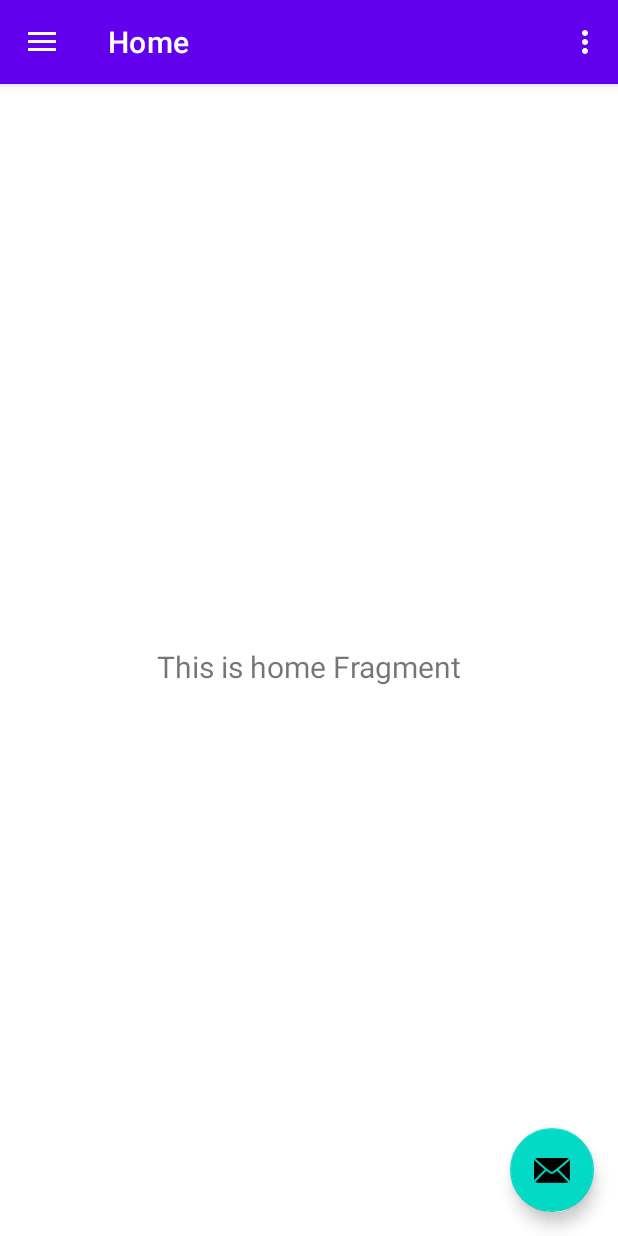
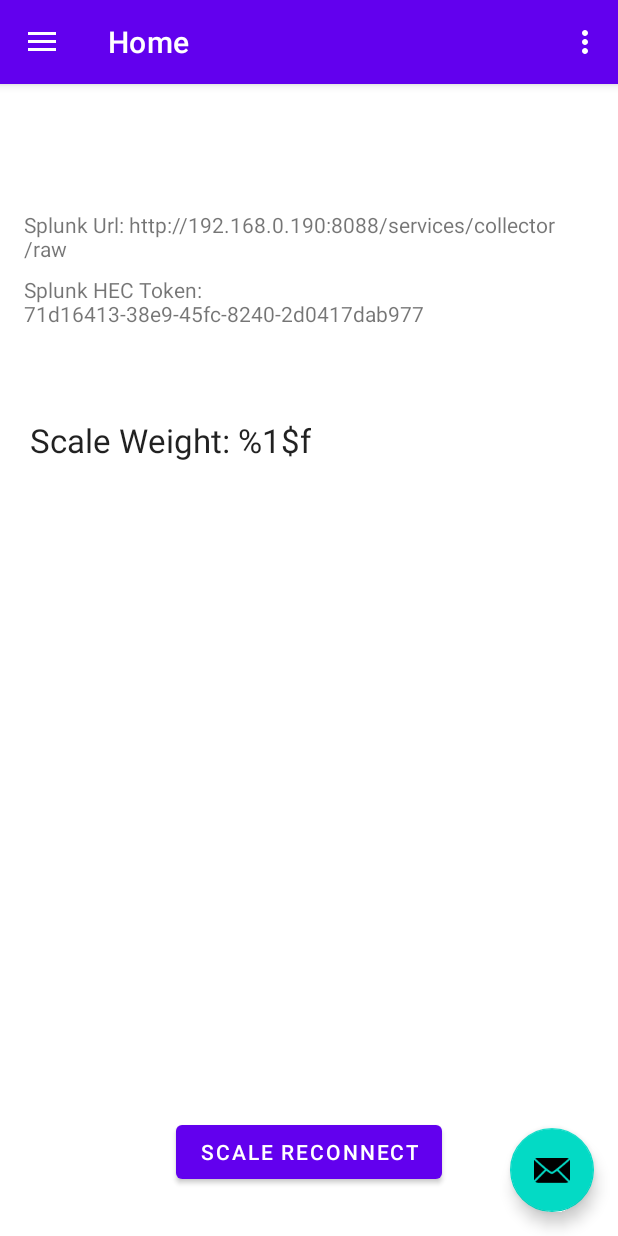
Before and after one commit to androchentw/SplunkCafe, an Android app: the screen it shows after launch (MainActivity), on a phone screen of 412 x 824 dp. Run offline under Robolectric (Android 15) with nearby library versions, the phone set to English and light mode, and no system bars; our stand-ins replace Timber, navigation-ui; libraries missing offline, so code that uses them is left out: androidx.multidex, com.atomax.android; 4 statements that could not run were skipped.

Commit message:
feat: Add scale weight display at HomeFragment

```diff
--- a/app/src/main/java/tw/androchen/splunkcafe/ui/home/HomeFragment.kt
+++ b/app/src/main/java/tw/androchen/splunkcafe/ui/home/HomeFragment.kt
@@ -1,31 +1,53 @@
 package tw.androchen.splunkcafe.ui.home
 
+import android.app.ProgressDialog
 import android.os.Bundle
 import android.view.LayoutInflater
 import android.view.View
 import android.view.ViewGroup
+import android.widget.Button
 import android.widget.TextView
 import androidx.fragment.app.Fragment
 import androidx.lifecycle.Observer
 import androidx.lifecycle.ViewModelProvider
 import tw.androchen.splunkcafe.R
+import tw.androchen.splunkcafe.util.Scale
+import tw.androchen.splunkcafe.util.SplunkHEC
 
 class HomeFragment : Fragment() {
 
-    private lateinit var homeViewModel: HomeViewModel
+    private lateinit var scaleViewModel: ScaleViewModel
 
     override fun onCreateView(
             inflater: LayoutInflater,
             container: ViewGroup?,
             savedInstanceState: Bundle?
     ): View? {
-        homeViewModel =
-                ViewModelProvider(this).get(HomeViewModel::class.java)
+        scaleViewModel =
+                ViewModelProvider(this).get(ScaleViewModel::class.java)
         val root = inflater.inflate(R.layout.fragment_home, container, false)
-        val textView: TextView = root.findViewById(R.id.text_home)
-        homeViewModel.text.observe(viewLifecycleOwner, Observer {
-            textView.text = it
-        })
+        val tvUrl: TextView = root.findViewById(R.id.tv_url)
+        val tvToken: TextView = root.findViewById(R.id.tv_token)
+        val tvWeight: TextView = root.findViewById(R.id.tv_weight)
+        val btnScaleReconnect: Button = root.findViewById(R.id.btn_scale_reconnect)
+
+        tvUrl.text = resources.getString(R.string.tv_splunk_url, SplunkHEC.url)
+        tvToken.text = resources.getString(R.string.tv_splunk_token, SplunkHEC.token)
+
+        btnScaleReconnect.setOnClickListener {
+            val dialog = ProgressDialog.show(
+                activity, "",
+                "Scale Connecting. Please wait...", true
+            )
+            Scale.resume()
+            dialog.show()
+            scaleViewModel.callScaleInfo().observe(viewLifecycleOwner, Observer {
+                tvWeight.text = resources.getString(R.string.tv_scale_weight, it)
+                dialog.dismiss()
+            })
+        }
+
+
         return root
     }
 }
--- a/app/src/main/java/tw/androchen/splunkcafe/ui/home/HomeViewModel.kt
+++ /dev/null
@@ -1,13 +0,0 @@
-package tw.androchen.splunkcafe.ui.home
-
-import androidx.lifecycle.LiveData
-import androidx.lifecycle.MutableLiveData
-import androidx.lifecycle.ViewModel
-
-class HomeViewModel : ViewModel() {
-
-    private val _text = MutableLiveData<String>().apply {
-        value = "This is home Fragment"
-    }
-    val text: LiveData<String> = _text
-}
--- /dev/null
+++ b/app/src/main/java/tw/androchen/splunkcafe/ui/home/ScaleViewModel.kt
@@ -0,0 +1,20 @@
+package tw.androchen.splunkcafe.ui.home
+
+import androidx.lifecycle.LiveData
+import androidx.lifecycle.MutableLiveData
+import androidx.lifecycle.ViewModel
+import tw.androchen.splunkcafe.util.Scale
+
+class ScaleViewModel : ViewModel() {
+
+    private var scaleLiveData = MutableLiveData<Float>()
+
+    fun callScaleInfo():LiveData<Float> {
+        Scale.register(object : Scale.OnWeightUpdateEvent {
+            override fun onUpdate(weight: Float) {
+                scaleLiveData.postValue(weight)
+            }
+        })
+        return scaleLiveData
+    }
+}
--- a/app/src/main/java/tw/androchen/splunkcafe/util/Scale.kt
+++ b/app/src/main/java/tw/androchen/splunkcafe/util/Scale.kt
@@ -9,8 +9,23 @@ import java.time.ZoneId
 import java.time.format.DateTimeFormatter
 import kotlin.math.abs
 
-class Scale private constructor() {
+class Scale {
+
+    interface OnWeightUpdateEvent {
+        fun onUpdate(weight: Float)
+    }
+
     companion object {
+        private var mOnWeightUpdateEvent: OnWeightUpdateEvent = object : OnWeightUpdateEvent {
+            override fun onUpdate(weight: Float) {
+                AnLog.dn("$weight")
+            }
+        }
+
+        fun register(event: OnWeightUpdateEvent) {
+            mOnWeightUpdateEvent = event
+        }
+
         @SuppressLint("StaticFieldLeak")
         private lateinit var skaleHelper : SkaleHelper
         const val REQUEST_BT_PERMISSION = 9999
@@ -35,10 +50,9 @@ class Scale private constructor() {
                     // invoked when weight value notified from skale
                     // unit of gram.
                     val df = DecimalFormat("#.#")
-                    var weight = df.format(weight).toFloat()
-                    if (!isJitter(latestWeight, weight)) {
-                        latestWeight = weight
-                        sendEvent(weight)
+                    val w = df.format(weight).toFloat()
+                    if (!isJitter(latestWeight, w)) {
+                        sendEvent(w)
                     };
                 }
 
@@ -99,6 +113,7 @@ class Scale private constructor() {
         }
 
         private fun setScaleSessionId() {
+            sendEvent(0.0f)
             scaleSessionId = DateTimeFormatter.ofPattern("yyyy-MM-dd'T'HH:mm:ssZ")
                 .withZone(ZoneId.systemDefault())
                 .format(Instant.now())
@@ -106,6 +121,10 @@ class Scale private constructor() {
 
         private fun resetScaleSessionId() {
             scaleSessionId = "NA"
+        }
+
+        fun getWeight(): Float {
+            return latestWeight;
         }
 
         fun resume() {
@@ -120,6 +139,8 @@ class Scale private constructor() {
         }
 
         private fun sendEvent(weight: Float) {
+            latestWeight = weight
+            mOnWeightUpdateEvent.onUpdate(weight)
             val body = SplunkHEC.getMetaBody()
             body.put("id", getScaleId())
             body.put("weight", weight)
--- a/app/src/main/java/tw/androchen/splunkcafe/util/SplunkHEC.kt
+++ b/app/src/main/java/tw/androchen/splunkcafe/util/SplunkHEC.kt
@@ -13,8 +13,8 @@ class SplunkHEC {
     companion object {
         // private const val host = "http://10.0.2.2"       // emulator localhost
         private const val host = "http://192.168.0.190"     // smartphone localhost
-        private const val url = "$host:8088/services/collector/raw"
-        private const val token = "71d16413-38e9-45fc-8240-2d0417dab977"
+        const val url = "$host:8088/services/collector/raw"
+        const val token = "71d16413-38e9-45fc-8240-2d0417dab977"
 
         fun getMetaBody(): JSONObject {
             val body = JSONObject()
--- a/app/src/main/res/layout/fragment_home.xml
+++ b/app/src/main/res/layout/fragment_home.xml
@@ -4,19 +4,47 @@
     xmlns:tools="http://schemas.android.com/tools"
     android:layout_width="match_parent"
     android:layout_height="match_parent"
+    android:padding="16dp"
     tools:context=".ui.home.HomeFragment">
 
     <TextView
-        android:id="@+id/text_home"
-        android:layout_width="match_parent"
+        android:id="@+id/tv_url"
+        android:layout_width="wrap_content"
         android:layout_height="wrap_content"
-        android:layout_marginStart="8dp"
+        android:layout_marginTop="68dp"
+        android:text="@string/tv_splunk_url"
+        app:layout_constraintEnd_toEndOf="parent"
+        app:layout_constraintHorizontal_bias="0.0"
+        app:layout_constraintStart_toStartOf="parent"
+        app:layout_constraintTop_toTopOf="parent" />
+
+    <TextView
+        android:id="@+id/tv_token"
+        android:layout_width="wrap_content"
+        android:layout_height="wrap_content"
         android:layout_marginTop="8dp"
-        android:layout_marginEnd="8dp"
-        android:textAlignment="center"
-        android:textSize="20sp"
+        android:text="@string/tv_splunk_token"
+        app:layout_constraintStart_toStartOf="parent"
+        app:layout_constraintTop_toBottomOf="@+id/tv_url" />
+
+    <TextView
+        android:id="@+id/tv_weight"
+        android:layout_width="wrap_content"
+        android:layout_height="wrap_content"
+        android:layout_marginStart="4dp"
+        android:layout_marginTop="60dp"
+        android:text="@string/tv_scale_weight"
+        android:textAppearance="@style/TextAppearance.AppCompat.Large"
+        app:layout_constraintStart_toStartOf="parent"
+        app:layout_constraintTop_toBottomOf="@+id/tv_token" />
+
+    <Button
+        android:id="@+id/btn_scale_reconnect"
+        android:layout_width="wrap_content"
+        android:layout_height="wrap_content"
+        android:layout_marginBottom="16dp"
+        android:text="@string/btn_scale_reconnect"
         app:layout_constraintBottom_toBottomOf="parent"
         app:layout_constraintEnd_toEndOf="parent"
-        app:layout_constraintStart_toStartOf="parent"
-        app:layout_constraintTop_toTopOf="parent" />
+        app:layout_constraintStart_toStartOf="parent" />
 </androidx.constraintlayout.widget.ConstraintLayout>
--- a/app/src/main/res/values/strings.xml
+++ b/app/src/main/res/values/strings.xml
@@ -10,4 +10,8 @@
     <string name="menu_home">Home</string>
     <string name="menu_gallery">Gallery</string>
     <string name="menu_slideshow">Slideshow</string>
+    <string name="tv_splunk_url">Splunk Url: %1$s</string>
+    <string name="tv_splunk_token">Splunk HEC Token: %1$s</string>
+    <string name="tv_scale_weight">Scale Weight: %1$f</string>
+    <string name="btn_scale_reconnect">Scale Reconnect</string>
 </resources>
```
Also changed, not shown: app/build.gradle (+6 -6 lines).
